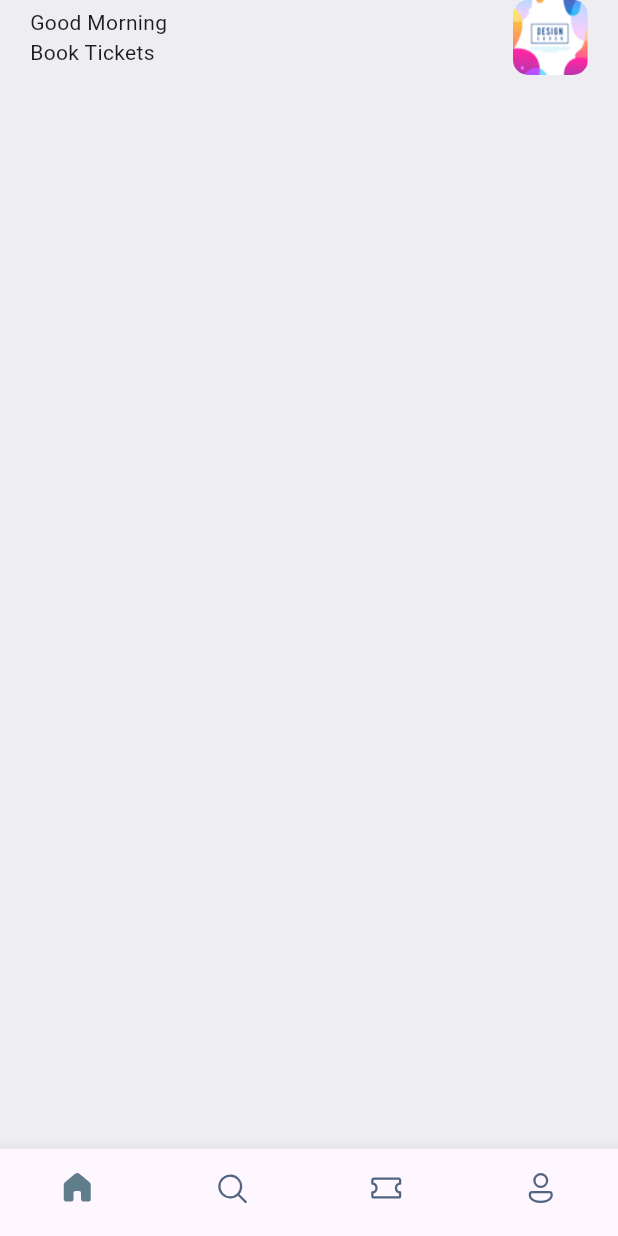
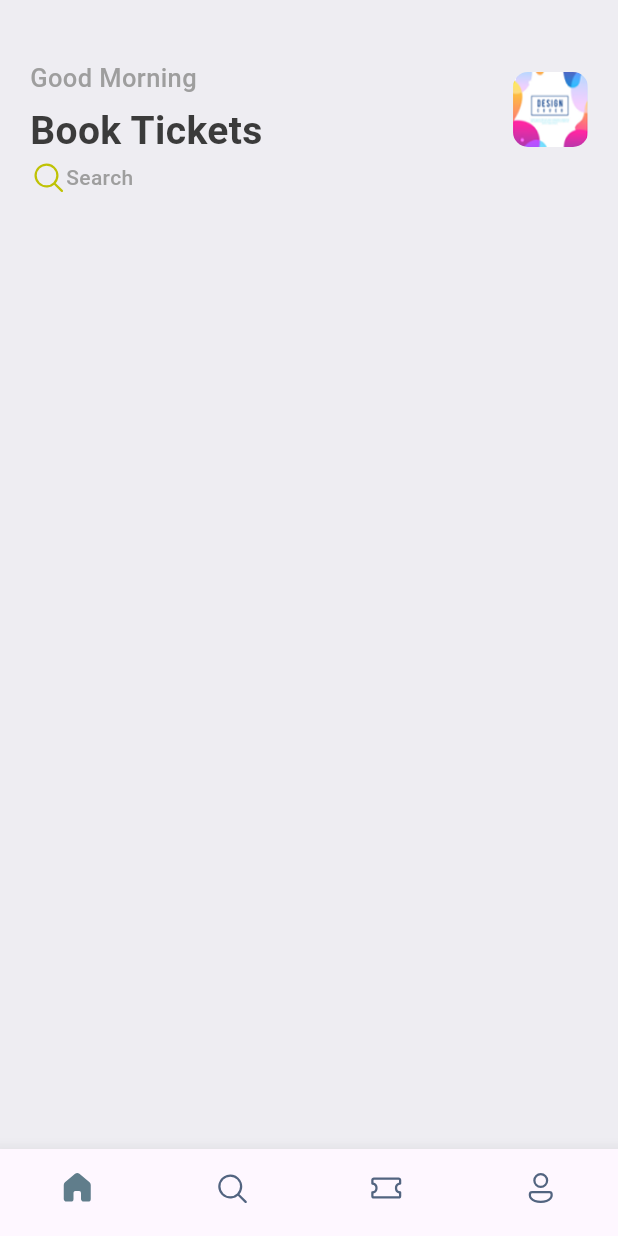
Before and after one commit to morggyogola/booktickets_app, a Flutter app: the screen it shows after launch, on a phone screen of 412 x 824 dp. Run offline on Flutter 3.47's test engine with Material 3 defaults, Android fonts, the phone set to English and light mode, and no system bars; our stand-ins replace fluentui_icons, gap.

Commit message:
Added font styling and a search bar

```diff
--- a/lib/main.dart
+++ b/lib/main.dart
@@ -1,4 +1,5 @@
 import 'package:ebook_app/screens/bottom_bar.dart';
+import 'package:ebook_app/utils/app_styles.dart';
 import 'package:flutter/material.dart';
 
 void main() {
@@ -16,7 +17,7 @@ class MyApp extends StatelessWidget {
       debugShowCheckedModeBanner: false,
       theme: ThemeData(
 
-        colorScheme: ColorScheme.fromSeed(seedColor: Colors.deepPurple),
+        primaryColor: primary,
         useMaterial3: true,
       ),
       home: const BottomBar(),
--- a/lib/screens/home_screen.dart
+++ b/lib/screens/home_screen.dart
@@ -1,5 +1,8 @@
+import 'package:ebook_app/utils/app_styles.dart';
+import 'package:fluentui_icons/fluentui_icons.dart';
 import 'package:flutter/cupertino.dart';
 import 'package:flutter/material.dart';
+import 'package:gap/gap.dart';
 
 class HomeScreen extends StatelessWidget {
   const HomeScreen({super.key});
@@ -7,25 +10,27 @@ class HomeScreen extends StatelessWidget {
   @override
   Widget build(BuildContext context) {
     return Scaffold(
-      backgroundColor: Color(0xFFeeedf2),
+      backgroundColor:Styles.bgColor,
       body: ListView(
           children: [
             Container(
               padding: const EdgeInsets.symmetric(horizontal: 20),
               child:Column(
                 children: [
+                  const Gap(40),
                   Row(
                     mainAxisAlignment: MainAxisAlignment.spaceBetween,
 
                     children: [
-                     const Column(
+                      Column(
                        crossAxisAlignment: CrossAxisAlignment.start,
-                        children: [
+                        children: <Widget>[
                           Text(
-                              "Good Morning"
+                              "Good Morning",style: Styles.headLineStyle3,
                           ),
+                          const Gap(5),
                           Text(
-                              "Book Tickets"
+                              "Book Tickets",style: Styles.headLineStyle,
                           ),
                         ],
                       ),
@@ -45,6 +50,15 @@ class HomeScreen extends StatelessWidget {
 
                     ],
                   ),
+                  Row(
+                    children: [
+                      const Icon(FluentSystemIcons.ic_fluent_search_regular,color: Color(0xFFBFC205)),
+                      Text(
+                        "Search",
+                        style: Styles.headLineStyle4,
+                      )
+                    ],
+                  )
                 ],
               ),
             )
--- a/lib/utils/app_styles.dart
+++ b/lib/utils/app_styles.dart
@@ -0,0 +1,14 @@
+import 'package:flutter/material.dart';
+
+Color primary = const Color(0xFF687daf);
+class Styles{
+  static Color primaryColor = primary;
+  static Color textColor = const Color(0xFF3b3b3b);
+  static Color bgColor = const Color(0xFFeeedf2);
+  static Color orangeColor = const Color(0xFF526799);
+  static TextStyle textStyle = TextStyle(fontSize: 16, color: textColor, fontWeight:FontWeight.w500 );
+  static TextStyle headLineStyle = TextStyle(fontSize: 26, color: textColor, fontWeight:FontWeight.bold );
+  static TextStyle headLineStyle2 = TextStyle(fontSize: 21, color: textColor, fontWeight:FontWeight.bold);
+  static TextStyle headLineStyle3 = TextStyle(fontSize: 17, color: Colors.grey.shade500, fontWeight:FontWeight.w500);
+  static TextStyle headLineStyle4 = TextStyle(fontSize: 14, color: Colors.grey.shade500, fontWeight:FontWeight.w500);
+}
--- a/pubspec.yaml
+++ b/pubspec.yaml
@@ -36,6 +36,8 @@ dependencies:
   # Use with the CupertinoIcons class for iOS style icons.
   cupertino_icons: ^1.0.2
   fluentui_icons: ^1.0.0
+  gap: ^3.0.1
+
 
 dev_dependencies:
   flutter_test:
```
Also changed, not shown: pubspec.lock.
